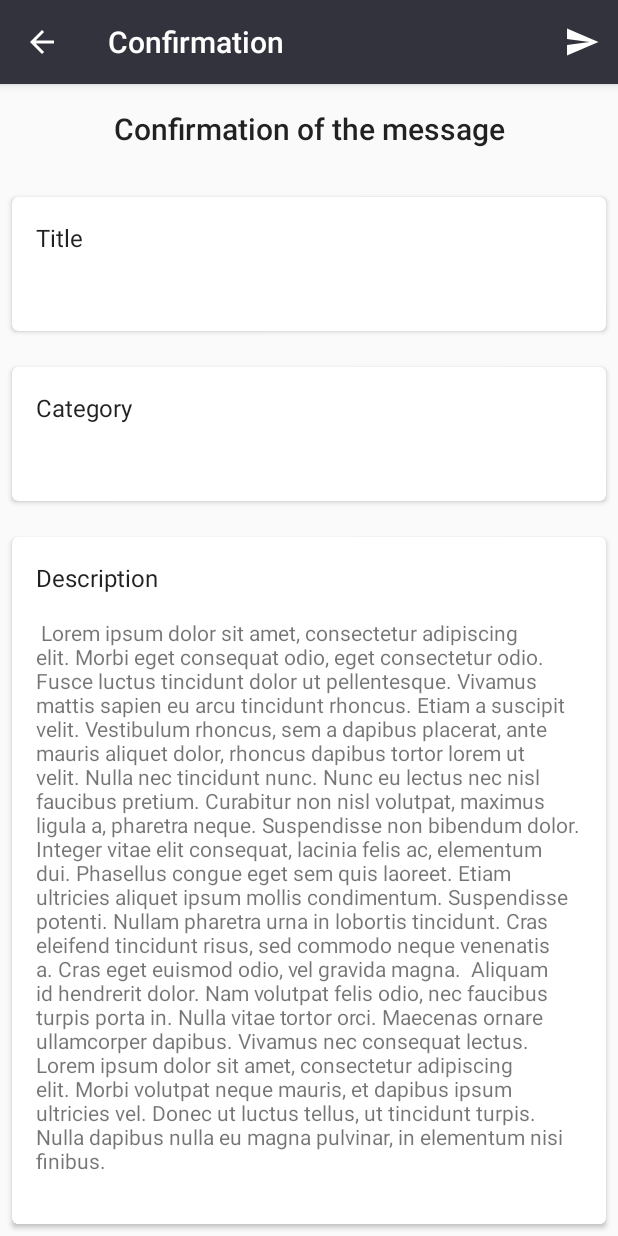
After one commit to flavienbonvin/floater-bachelor-project-android, an Android app: the ActivitySendMessageConfirmation screen opened directly, with no data from a screen before it, on a phone screen of 412 x 824 dp. The commit adds this screen. Run offline under Robolectric (Android 15) with nearby library versions, the phone set to English and light mode, and no system bars; 7 statements that could not run were skipped.

Commit message:
Add confirmation screen before sending a message

```diff
--- a/app/src/main/java/ch/hevs/fbonvin/disasterassistance/views/ActivitySendMessage.java
+++ b/app/src/main/java/ch/hevs/fbonvin/disasterassistance/views/ActivitySendMessage.java
@@ -1,6 +1,7 @@
 package ch.hevs.fbonvin.disasterassistance.views;
 
 import android.content.DialogInterface;
+import android.content.Intent;
 import android.os.Bundle;
 import android.support.v7.app.AppCompatActivity;
 import android.util.Log;
@@ -50,6 +51,9 @@ public class ActivitySendMessage extends AppCompatActivity {
         mMessage.setCreatorUserName(VALUE_PREF_USERNAME);
     }
 
+
+
+
     /**
      * Set text of elements presents in the view
      */
@@ -98,58 +102,9 @@ public class ActivitySendMessage extends AppCompatActivity {
                     mMessage.setMessageLatitude(messageLatitude);
                     mMessage.setMessageLongitude(messageLongitude);
 
-
-                    //Check if there are peers connected to the device, if not the message is put on queue
-                    if (ESTABLISHED_ENDPOINTS.size() > 0){
-
-                        //Add all the connected peers to the send ArrayList
-                        for(Endpoint e : ESTABLISHED_ENDPOINTS.values()){
-                            mMessage.getMessageSentTo().add(e.getName());
-                        }
-                        //Add itself to the send ArrayList, because send message saved in MESSAGE_SENT
-                        mMessage.getMessageSentTo().add(VALUE_PREF_APPID);
-
-                        CommunicationManagement.sendMessageListRecipient(
-                                new ArrayList<>(ESTABLISHED_ENDPOINTS.keySet()),
-                                mMessage);
-
-                        //Add the message to the history of message sent
-                        FRAG_MESSAGES_SENT.updateDisplay(mMessage);
-
-
-                        Log.i(TAG, "onOptionsItemSelected: " + mMessage.toString());
-
-                        int nbrPeers = ESTABLISHED_ENDPOINTS.size();
-
-                        if(nbrPeers == 1){
-                            Toast.makeText(
-                                    this,
-                                    getString(R.string.message_send_to_peer, nbrPeers),
-                                    Toast.LENGTH_LONG).show();
-                        } else {
-                            Toast.makeText(
-                                    this,
-                                    getString(R.string.message_send_to_peers, nbrPeers),
-                                    Toast.LENGTH_LONG).show();
-                        }
-                        finish();
-                    }
-                    else {
-                        Log.i(TAG, "onOptionsItemSelected:  no peer connected, the message is saved");
-
-                        //Message put in queue and will be sent once a device connect
-                        MESSAGE_QUEUE.add(mMessage);
-
-                        AlertDialogBuilder.showAlertDialogPositive(this,
-                                getString(R.string.no_connected_peers),
-                                getString(R.string.message_no_connected_peers),
-                                getString(R.string.ok), new DialogInterface.OnClickListener() {
-                                    @Override
-                                    public void onClick(DialogInterface dialogInterface, int i) {
-                                        finish();
-                                    }
-                                });
-                    }
+                    Intent intent = new Intent(this, ActivitySendMessageConfirmation.class);
+                    intent.putExtra("message", mMessage);
+                    startActivity(intent);
                 }
                 return true;
             default:
--- /dev/null
+++ b/app/src/main/java/ch/hevs/fbonvin/disasterassistance/views/ActivitySendMessageConfirmation.java
@@ -0,0 +1,166 @@
+package ch.hevs.fbonvin.disasterassistance.views;
+
+import android.content.DialogInterface;
+import android.content.Intent;
+import android.support.v7.app.AppCompatActivity;
+import android.os.Bundle;
+import android.text.method.ScrollingMovementMethod;
+import android.util.Log;
+import android.view.Menu;
+import android.view.MenuItem;
+import android.widget.TextView;
+import android.widget.Toast;
+
+import com.google.android.gms.maps.model.LatLng;
+import com.google.android.gms.maps.model.MarkerOptions;
+
+import java.util.ArrayList;
+
+import ch.hevs.fbonvin.disasterassistance.MainActivity;
+import ch.hevs.fbonvin.disasterassistance.R;
+import ch.hevs.fbonvin.disasterassistance.adapter.SpinnerCategoryItem;
+import ch.hevs.fbonvin.disasterassistance.models.Endpoint;
+import ch.hevs.fbonvin.disasterassistance.models.Message;
+import ch.hevs.fbonvin.disasterassistance.utils.AlertDialogBuilder;
+import ch.hevs.fbonvin.disasterassistance.utils.CommunicationManagement;
+import ch.hevs.fbonvin.disasterassistance.utils.LocationManagement;
+
+import static ch.hevs.fbonvin.disasterassistance.Constant.CURRENT_DEVICE_LOCATION;
+import static ch.hevs.fbonvin.disasterassistance.Constant.*;
+
+
+public class ActivitySendMessageConfirmation extends AppCompatActivity {
+
+
+    private Message mMessage;
+    private TextView mTVTitle;
+    private TextView mTVCategory;
+    private TextView mTVDesc;
+
+
+    @Override
+    protected void onCreate(Bundle savedInstanceState) {
+        super.onCreate(savedInstanceState);
+        setContentView(R.layout.activity_send_message_confirmation);
+
+        mMessage = (Message) getIntent().getSerializableExtra("message");
+
+        initView();
+    }
+
+
+    private void initView(){
+
+        mTVTitle = findViewById(R.id.tv_confirm_message_title);
+        mTVCategory = findViewById(R.id.tv_confirm_message_category);
+        mTVDesc = findViewById(R.id.tv_confirm_message_desc);
+
+        mTVDesc.setMovementMethod(new ScrollingMovementMethod());
+
+        mTVTitle.setText(mMessage.getTitle());
+        mTVCategory.setText(mMessage.getCategory());
+        mTVCategory.setTextColor(getColorForCategory());
+        mTVDesc.setText(mMessage.getDescription());
+    }
+
+
+    @Override
+    public boolean onCreateOptionsMenu(Menu menu) {
+        getMenuInflater().inflate(R.menu.actionbar_new_message, menu);
+
+        return super.onCreateOptionsMenu(menu);
+    }
+
+
+    @Override
+    public boolean onOptionsItemSelected(MenuItem item) {
+        switch (item.getItemId()){
+
+            //Handle the message sent to other peers
+            case R.id.send_message:
+
+                //Check if there are peers connected to the device, if not the message is put on queue
+                if (ESTABLISHED_ENDPOINTS.size() > 0){
+
+                    //Add all the connected peers to the send ArrayList
+                    for(Endpoint e : ESTABLISHED_ENDPOINTS.values()){
+                        mMessage.getMessageSentTo().add(e.getName());
+                    }
+                    //Add itself to the send ArrayList, because send message saved in MESSAGE_SENT
+                    mMessage.getMessageSentTo().add(VALUE_PREF_APPID);
+
+                    CommunicationManagement.sendMessageListRecipient(
+                            new ArrayList<>(ESTABLISHED_ENDPOINTS.keySet()),
+                            mMessage);
+
+                    //Add the message to the history of message sent
+                    FRAG_MESSAGES_SENT.updateDisplay(mMessage);
+
+
+                    Log.i(TAG, "onOptionsItemSelected: " + mMessage.toString());
+
+                    int nbrPeers = ESTABLISHED_ENDPOINTS.size();
+
+                    if(nbrPeers == 1){
+                        Toast.makeText(
+                                this,
+                                getString(R.string.message_send_to_peer, nbrPeers),
+                                Toast.LENGTH_LONG).show();
+                    } else {
+                        Toast.makeText(
+                                this,
+                                getString(R.string.message_send_to_peers, nbrPeers),
+                                Toast.LENGTH_LONG).show();
+                    }
+
+                    Intent intent = new Intent(ActivitySendMessageConfirmation.this, MainActivity.class);
+                    intent.addFlags(Intent.FLAG_ACTIVITY_CLEAR_TOP);
+                    startActivity(intent);
+                }
+                else {
+                    Log.i(TAG, "onOptionsItemSelected:  no peer connected, the message is saved");
+
+                    //Message put in queue and will be sent once a device connect
+                    MESSAGE_QUEUE.add(mMessage);
+
+                    AlertDialogBuilder.showAlertDialogPositive(this,
+                            getString(R.string.no_connected_peers),
+                            getString(R.string.message_no_connected_peers),
+                            getString(R.string.ok), new DialogInterface.OnClickListener() {
+                                @Override
+                                public void onClick(DialogInterface dialogInterface, int i) {
+
+                                    Intent intent = new Intent(ActivitySendMessageConfirmation.this, MainActivity.class);
+                                    intent.addFlags(Intent.FLAG_ACTIVITY_CLEAR_TOP);
+                                    startActivity(intent);
+                                }
+                            });
+                }
+
+                return true;
+            default:
+                return super.onOptionsItemSelected(item);
+        }
+    }
+
+
+    private int getColorForCategory(){
+        final String catVictim = getResources().getString(R.string.category_Victims);
+        final String catDanger = getResources().getString(R.string.category_Danger);
+        final String catResource = getResources().getString(R.string.category_Resources);
+        final String cateCaretaker = getResources().getString(R.string.category_Caretaker);
+
+
+        if(mMessage.getCategory().equals(catVictim)){
+            return this.getResources().getColor(R.color.category_victim);
+        }else if(mMessage.getCategory().equals(catDanger)){
+            return this.getResources().getColor(R.color.category_danger);
+        }else if(mMessage.getCategory().equals(catResource)){
+            return this.getResources().getColor(R.color.category_resource);
+        }else if(mMessage.getCategory().equals(cateCaretaker)){
+            return this.getResources().getColor(R.color.category_caretaker);
+        } else {
+            return this.getResources().getColor(R.color.errorColor);
+        }
+    }
+}
--- a/app/src/main/java/ch/hevs/fbonvin/disasterassistance/views/FragMessagesList.java
+++ b/app/src/main/java/ch/hevs/fbonvin/disasterassistance/views/FragMessagesList.java
@@ -27,7 +27,7 @@ public class FragMessagesList  extends Fragment{
 
     @Nullable
     @Override
-    public View onCreateView(@NonNull LayoutInflater inflater, @Nullable ViewGroup container, @Nullable Bundle savedInstanceState) {
+    public View onCreateView(@NonNull final LayoutInflater inflater, @Nullable ViewGroup container, @Nullable Bundle savedInstanceState) {
 
         View mViewFragment = inflater.inflate(R.layout.fragment_messages_list, container, false);
 
--- /dev/null
+++ b/app/src/main/res/layout/activity_send_message_confirmation.xml
@@ -0,0 +1,148 @@
+<?xml version="1.0" encoding="utf-8"?>
+<android.support.constraint.ConstraintLayout xmlns:android="http://schemas.android.com/apk/res/android"
+    xmlns:app="http://schemas.android.com/apk/res-auto"
+    xmlns:tools="http://schemas.android.com/tools"
+    android:layout_width="match_parent"
+    android:layout_height="match_parent"
+    tools:context=".views.ActivitySendMessageConfirmation">
+
+
+    <TextView
+        android:id="@+id/tv_confirm_message"
+        android:layout_width="wrap_content"
+        android:layout_height="wrap_content"
+        android:layout_marginEnd="16dp"
+        android:layout_marginStart="16dp"
+        android:layout_marginTop="16dp"
+        android:text="Confirmation of the message"
+        android:textAppearance="@android:style/TextAppearance.Material.Title"
+        app:layout_constraintEnd_toEndOf="parent"
+        app:layout_constraintStart_toStartOf="parent"
+        app:layout_constraintTop_toTopOf="parent" />
+
+    <android.support.v7.widget.CardView
+        android:id="@+id/cardView2"
+        android:layout_width="match_parent"
+        android:layout_height="wrap_content"
+        android:layout_marginEnd="8dp"
+        android:layout_marginStart="8dp"
+        android:layout_marginTop="32dp"
+        app:cardCornerRadius="4dp"
+        app:contentPadding="16dp"
+        app:layout_constraintEnd_toEndOf="parent"
+        app:layout_constraintHorizontal_bias="0.0"
+        app:layout_constraintStart_toStartOf="parent"
+        app:layout_constraintTop_toBottomOf="@+id/tv_confirm_message">
+
+
+        <LinearLayout
+            android:layout_width="match_parent"
+            android:layout_height="match_parent"
+            android:orientation="vertical">
+
+            <TextView
+                android:id="@+id/tv_confirm_message_title_head"
+                android:layout_width="wrap_content"
+                android:layout_height="wrap_content"
+                android:text="Title"
+                android:textAppearance="@android:style/TextAppearance.Material.Subhead"
+                app:layout_constraintStart_toStartOf="parent"
+                app:layout_constraintTop_toBottomOf="@+id/tv_confirm_message" />
+
+            <TextView
+                android:id="@+id/tv_confirm_message_title"
+                android:layout_width="wrap_content"
+                android:layout_height="wrap_content"
+                android:paddingTop="16dp"
+                app:layout_constraintStart_toStartOf="parent"
+                app:layout_constraintTop_toBottomOf="@+id/tv_confirm_message_title_head" />
+
+        </LinearLayout>
+    </android.support.v7.widget.CardView>
+
+
+    <android.support.v7.widget.CardView
+        android:id="@+id/cardView3"
+        android:layout_width="match_parent"
+        android:layout_height="wrap_content"
+        android:layout_marginEnd="8dp"
+        android:layout_marginStart="8dp"
+        android:layout_marginTop="24dp"
+        app:cardCornerRadius="4dp"
+        app:contentPadding="16dp"
+        app:layout_constraintEnd_toEndOf="parent"
+        app:layout_constraintHorizontal_bias="1.0"
+        app:layout_constraintStart_toStartOf="parent"
+        app:layout_constraintTop_toBottomOf="@+id/cardView2">
+
+
+        <LinearLayout
+            android:layout_width="match_parent"
+            android:layout_height="match_parent"
+            android:orientation="vertical">
+
+            <TextView
+                android:id="@+id/tv_confirm_message_category_head"
+                android:layout_width="wrap_content"
+                android:layout_height="wrap_content"
+                android:text="Category"
+                android:textAppearance="@android:style/TextAppearance.Material.Subhead"
+                app:layout_constraintStart_toStartOf="parent"
+                app:layout_constraintTop_toBottomOf="@+id/tv_confirm_message_title" />
+
+            <TextView
+                android:id="@+id/tv_confirm_message_category"
+                android:layout_width="wrap_content"
+                android:layout_height="wrap_content"
+                android:paddingTop="16dp"
+                app:layout_constraintStart_toStartOf="parent"
+                app:layout_constraintTop_toBottomOf="@+id/tv_confirm_message_category_head" />
+
+        </LinearLayout>
+    </android.support.v7.widget.CardView>
+
+
+    <android.support.v7.widget.CardView
+        android:layout_width="match_parent"
+        android:layout_height="0dp"
+        android:layout_marginBottom="8dp"
+        android:layout_marginEnd="8dp"
+        android:layout_marginStart="8dp"
+        android:layout_marginTop="24dp"
+        app:cardCornerRadius="4dp"
+        app:contentPadding="16dp"
+        app:layout_constraintBottom_toBottomOf="parent"
+        app:layout_constraintEnd_toEndOf="parent"
+        app:layout_constraintHorizontal_bias="0.0"
+        app:layout_constraintStart_toStartOf="parent"
+        app:layout_constraintTop_toBottomOf="@+id/cardView3">
+
+
+        <LinearLayout
+            android:layout_width="match_parent"
+            android:layout_height="match_parent"
+            android:orientation="vertical">
+
+            <TextView
+                android:id="@+id/tv_confirm_message_desc_head"
+                android:layout_width="match_parent"
+                android:layout_height="wrap_content"
+                android:text="Description"
+                android:textAppearance="@android:style/TextAppearance.Material.Subhead" />
+
+            <TextView
+                android:id="@+id/tv_confirm_message_desc"
+                android:layout_width="match_parent"
+                android:layout_height="wrap_content"
+                android:paddingTop="16dp"
+                android:scrollbars="vertical"
+                android:text=" Lorem ipsum dolor sit amet, consectetur adipiscing elit. Morbi eget consequat odio, eget consectetur odio. Fusce luctus tincidunt dolor ut pellentesque. Vivamus mattis sapien eu arcu tincidunt rhoncus. Etiam a suscipit velit. Vestibulum rhoncus, sem a dapibus placerat, ante mauris aliquet dolor, rhoncus dapibus tortor lorem ut velit. Nulla nec tincidunt nunc. Nunc eu lectus nec nisl faucibus pretium. Curabitur non nisl volutpat, maximus ligula a, pharetra neque. Suspendisse non bibendum dolor. Integer vitae elit consequat, lacinia felis ac, elementum dui. Phasellus congue eget sem quis laoreet. Etiam ultricies aliquet ipsum mollis condimentum. Suspendisse potenti. Nullam pharetra urna in lobortis tincidunt. Cras eleifend tincidunt risus, sed commodo neque venenatis a. Cras eget euismod odio, vel gravida magna.
+
+Aliquam id hendrerit dolor. Nam volutpat felis odio, nec faucibus turpis porta in. Nulla vitae tortor orci. Maecenas ornare ullamcorper dapibus. Vivamus nec consequat lectus. Lorem ipsum dolor sit amet, consectetur adipiscing elit. Morbi volutpat neque mauris, et dapibus ipsum ultricies vel. Donec ut luctus tellus, ut tincidunt turpis. Nulla dapibus nulla eu magna pulvinar, in elementum nisi finibus. "
+                 />
+
+        </LinearLayout>
+    </android.support.v7.widget.CardView>
+
+
+</android.support.constraint.ConstraintLayout>
```
Also changed, not shown: app/src/main/AndroidManifest.xml (+19 -7 lines).
